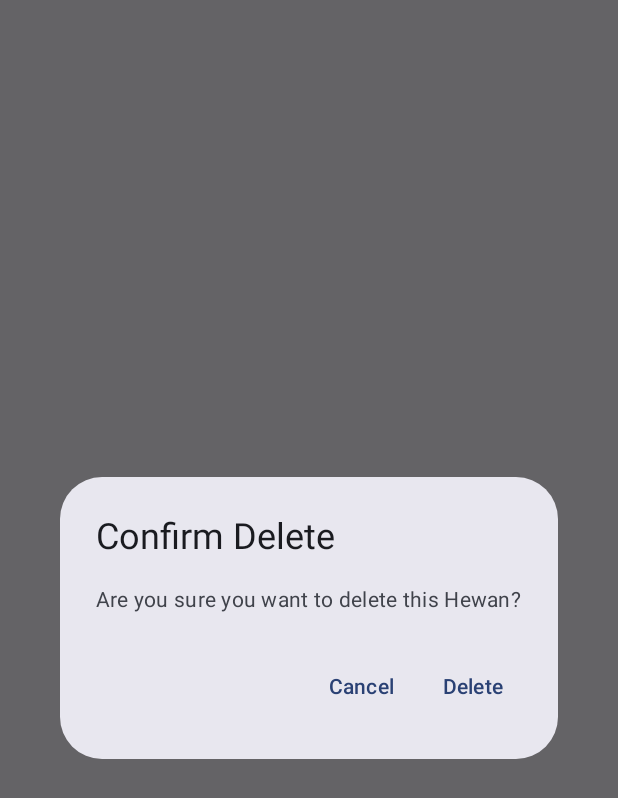
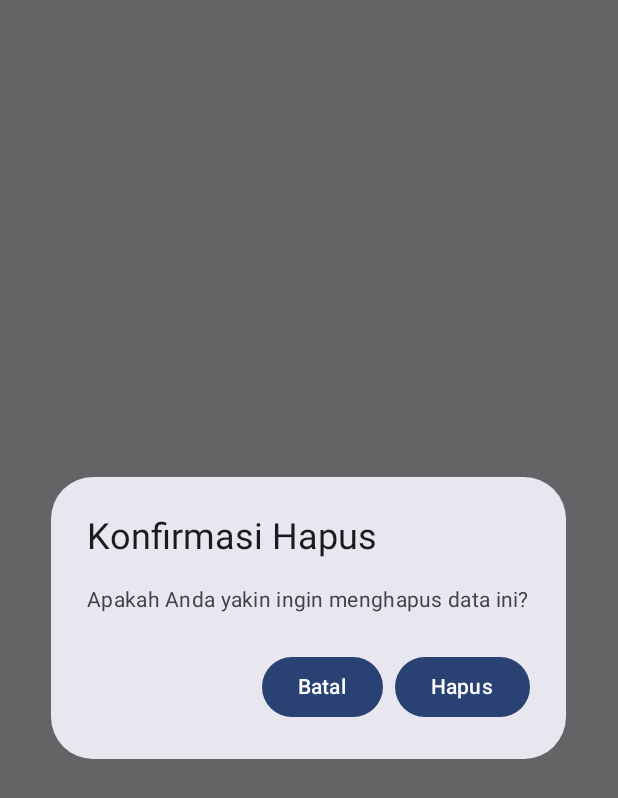
Before and after one commit to Abdurrafi07/A15_103, an Android app built with Jetpack Compose: the composable DeleteDialog shown on its own in the app's theme, on a phone screen of 412 x 824 dp. Shown: the top 798 px of the screen. Run offline under Robolectric (Android 15) with nearby library versions, the phone set to English and light mode, and no system bars.

Commit message:
Menambahkan dan Menyesuaikan delete dialog

```diff
--- a/app/src/main/java/com/example/lastchapter/ui/view/hewan/HewanHomeScreen.kt
+++ b/app/src/main/java/com/example/lastchapter/ui/view/hewan/HewanHomeScreen.kt
@@ -149,19 +149,26 @@ fun HomeStatus(
 }
 
 @Composable
-fun DeleteDialog(onDismiss: () -> Unit, onDelete: () -> Unit) {
-    androidx.compose.material3.AlertDialog(
+fun DeleteDialog(
+    onDismiss: () -> Unit,
+    onDelete: () -> Unit
+) {
+    AlertDialog(
         onDismissRequest = onDismiss,
-        title = { Text("Confirm Delete") },
-        text = { Text("Are you sure you want to delete this Hewan?") },
+        title = {
+            Text(text = "Konfirmasi Hapus")
+        },
+        text = {
+            Text(text = "Apakah Anda yakin ingin menghapus data ini?")
+        },
         confirmButton = {
-            TextButton(onClick = onDelete) {
-                Text("Delete")
+            Button(onClick = onDelete) {
+                Text("Hapus")
             }
         },
         dismissButton = {
-            TextButton(onClick = onDismiss) {
-                Text("Cancel")
+            Button(onClick = onDismiss) {
+                Text("Batal")
             }
         }
     )
```
Also changed, not shown: app/src/main/java/com/example/lastchapter/ui/view/monitoring/MonitoringHomeScreen.kt (+35 -3 lines), app/src/main/java/com/example/lastchapter/ui/view/petugas/PetugasHomeScreen.kt (+44 -4 lines).
